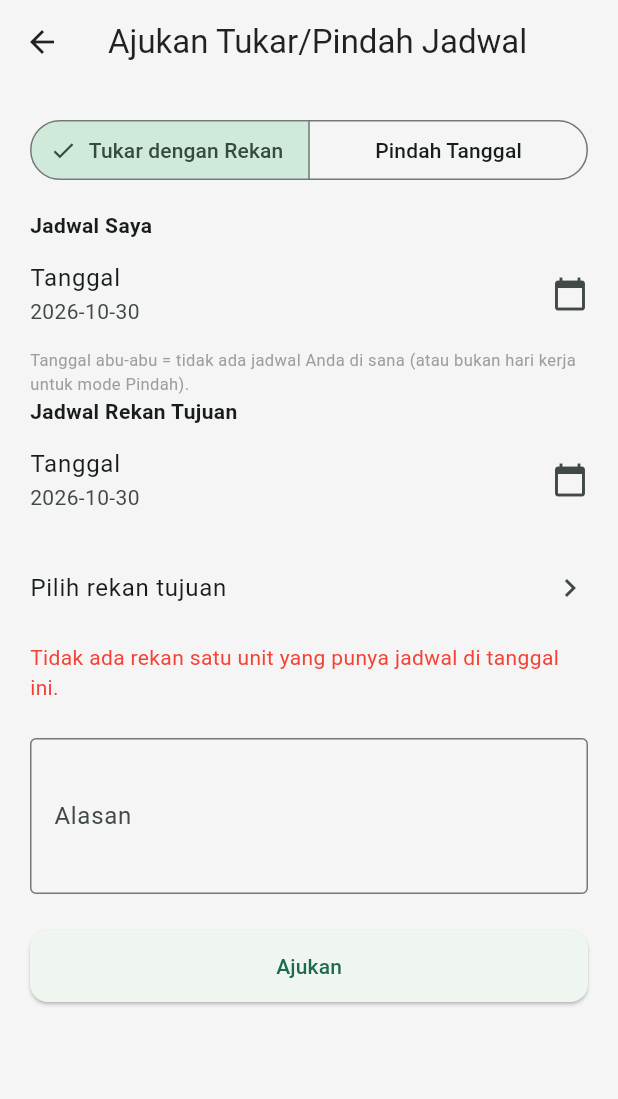
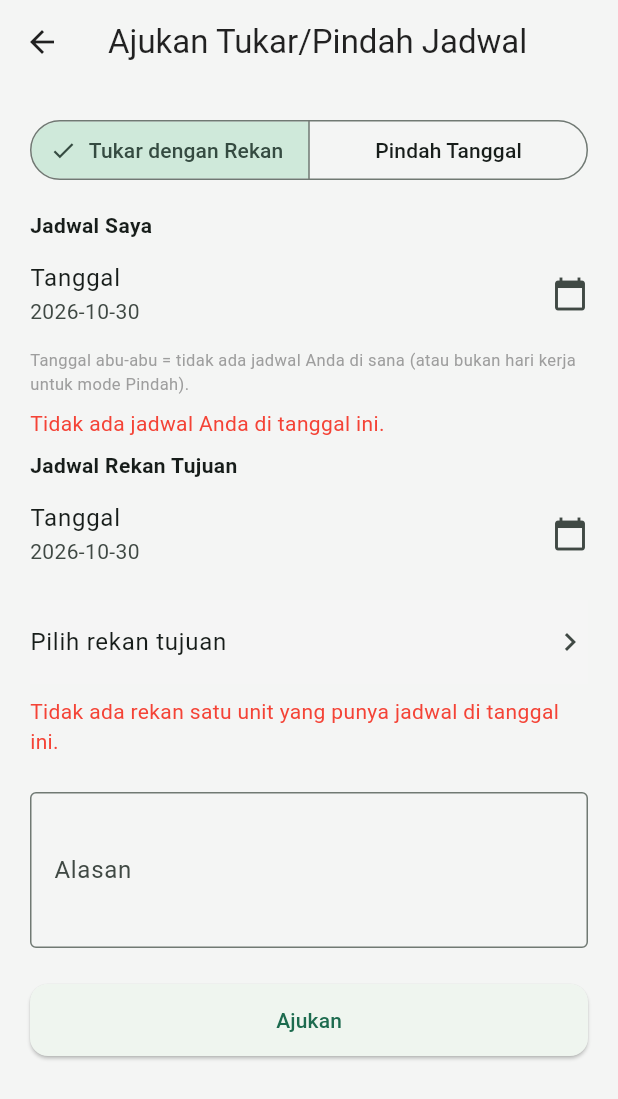
Before and after one commit to khoirul-muallif/absen-frapp, a Flutter app: the TukarJadwalFormScreen screen opened directly, on a phone screen of 412 x 824 dp. Shown: the top 1099 px of the screen. Run offline on Flutter 3.47's test engine with Material 3 defaults, Android fonts, the phone set to English and light mode, and no system bars; our stand-ins replace camera, file_picker, flutter_dotenv, geolocator, permission_handler, shared_preferences and 1 more; missing offline and left inert: google_mlkit_face_detection, mobile_scanner; accounts and stored records are empty; network calls fail.

Commit message:
fix: kembalikan info status Jadwal Asal yang kepotong di refactor sebelumnya
Refactor section "Jadwal Saya" (commit 1bf42b0, bedain tampilan
terkunci/tidak-terkunci) gak sengaja ikut ngehapus blok yang
menampilkan status _jadwalAsal (loading indicator, "Tidak ada jadwal
Anda di tanggal ini", atau "Shift: ..." dengan keterangan terikat
pengajuan lain) -- ketahuan lewat flutter analyze yang nandain
_loadingAsal jadi unused_field, satu-satunya pemakaiannya ikut hilang.

Blok itu dikembalikan apa adanya, cuma dipindah posisinya ke setelah
bagian terkunci/tidak-terkunci (sebelumnya nempel di belakang ListTile
versi lama).

```diff
--- a/lib/screens/tukar_jadwal/tukar_jadwal_form_screen.dart
+++ b/lib/screens/tukar_jadwal/tukar_jadwal_form_screen.dart
@@ -351,7 +351,7 @@ class _TukarJadwalFormScreenState extends State<TukarJadwalFormScreen> {
               }),
               const SizedBox(height: 16),
 
-              const Text('Jadwal Saya', style: TextStyle(fontWeight: FontWeight.bold)),
+                           const Text('Jadwal Saya', style: TextStyle(fontWeight: FontWeight.bold)),
               if (_tanggalAsalTerkunci)
                 ListTile(
                   contentPadding: EdgeInsets.zero,
@@ -379,6 +379,30 @@ class _TukarJadwalFormScreenState extends State<TukarJadwalFormScreen> {
                   style: TextStyle(fontSize: 11, color: Colors.grey),
                 ),
               ],
+              if (_loadingAsal)
+                const Padding(
+                  padding: EdgeInsets.symmetric(vertical: 8),
+                  child: LinearProgressIndicator(),
+                )
+              else if (_jadwalAsal == null)
+                const Padding(
+                  padding: EdgeInsets.symmetric(vertical: 8),
+                  child: Text(
+                    'Tidak ada jadwal Anda di tanggal ini.',
+                    style: TextStyle(color: Colors.red),
+                  ),
+                )
+              else
+                Padding(
+                  padding: const EdgeInsets.symmetric(vertical: 8),
+                  child: Text(
+                    'Shift: ${_jadwalAsal!.shift ?? '(Libur)'}'
+                    '${_jadwalAsal!.bisaDiajukan ? '' : ' — sedang terikat pengajuan lain'}',
+                    style: TextStyle(
+                      color: _jadwalAsal!.bisaDiajukan ? null : Colors.orange[800],
+                    ),
+                  ),
+                ),
 
               if (_mode == 'tukar') ...[
                 const Text('Jadwal Rekan Tujuan', style: TextStyle(fontWeight: FontWeight.bold)),
```
